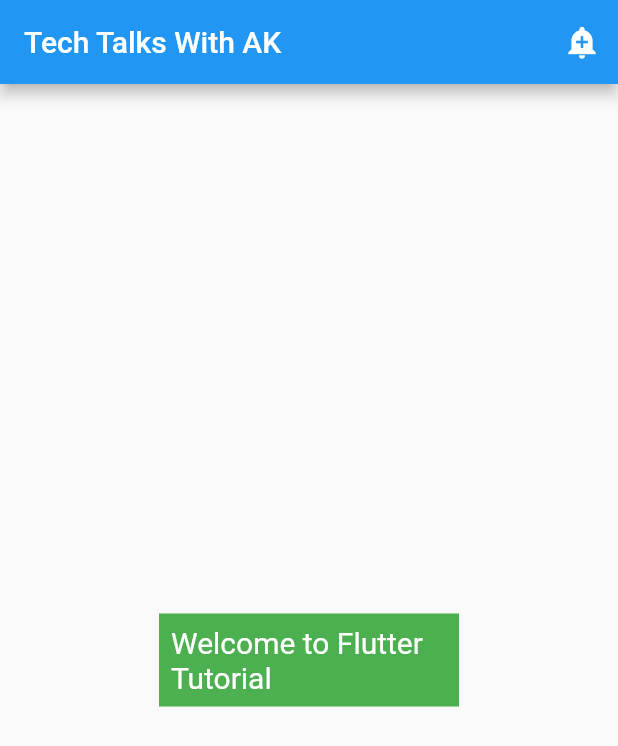
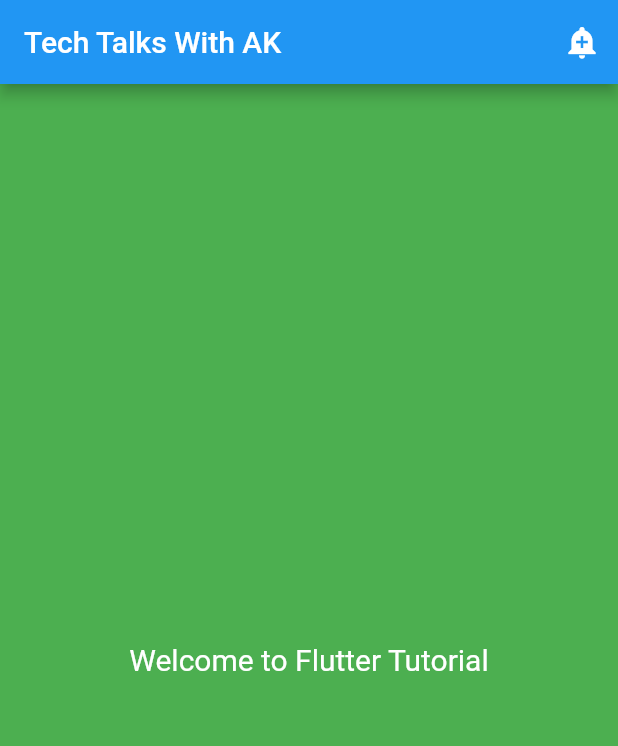
Before and after one commit to ArchitectAK/Complete-Flutter-Widgets-Tutorial, a Flutter app: the screen it shows after launch, on a phone screen of 412 x 824 dp. Shown: the top 746 px of the screen. Run offline on Flutter 3.47's test engine with Material 2 defaults, Android fonts, the phone set to English and light mode, and no system bars.

Commit message:
container Alignment center

```diff
--- a/lib/5-container/ContainerDemo.dart
+++ b/lib/5-container/ContainerDemo.dart
@@ -27,8 +27,9 @@ class ContainerDemo extends StatelessWidget {
           child: Container(
               color: Colors.green,
               padding: EdgeInsets.all(8.0),
-              // constraints: BoxConstraints.expand(),
-              constraints: BoxConstraints(minWidth: 100, maxWidth: 200),
+              constraints: BoxConstraints.expand(),
+              // constraints: BoxConstraints(minWidth: 100, maxWidth: 200),
+              alignment: Alignment.center,
               child: Text(
                 "Welcome to Flutter Tutorial",
                 style: TextStyle(fontSize: 20, color: Colors.white),
```
